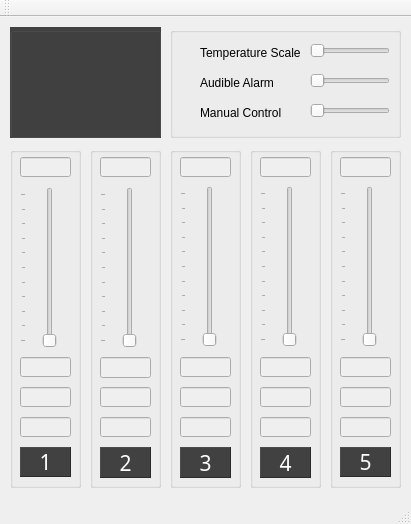
The window that gui_mainwindow.ui (Shub77/phoebetria-code) describes before a commit, drawn with Qt 5.
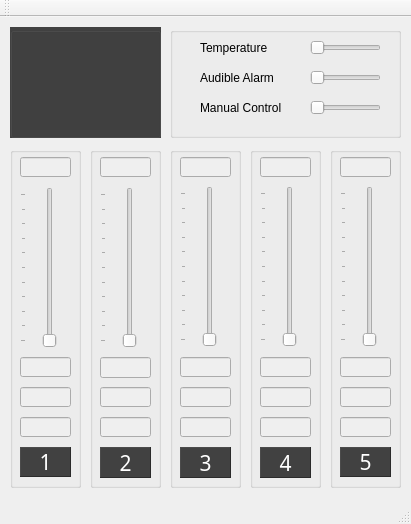
The same window after the commit. Icons and pictures are not drawn.

The edit to the form file:
```diff
--- a/gui_mainwindow.ui
+++ b/gui_mainwindow.ui
@@ -843,7 +843,7 @@
        <x>30</x>
        <y>10</y>
        <width>111</width>
-       <height>31</height>
+       <height>21</height>
       </rect>
      </property>
      <property name="minimumSize">
@@ -858,7 +858,7 @@
       </font>
      </property>
      <property name="text">
-      <string>Temperature Scale</string>
+      <string>Temperature</string>
      </property>
     </widget>
     <widget class="QLabel" name="label_2">
@@ -867,7 +867,7 @@
        <x>30</x>
        <y>40</y>
        <width>111</width>
-       <height>31</height>
+       <height>21</height>
       </rect>
      </property>
      <property name="minimumSize">
@@ -886,7 +886,7 @@
        <x>30</x>
        <y>70</y>
        <width>111</width>
-       <height>31</height>
+       <height>21</height>
       </rect>
      </property>
      <property name="text">
@@ -898,16 +898,16 @@
       <rect>
        <x>140</x>
        <y>40</y>
-       <width>80</width>
-       <height>27</height>
+       <width>71</width>
+       <height>21</height>
       </rect>
      </property>
      <property name="styleSheet">
       <string notr="true">QSlider {
- min-width:80px;
- min-height:27px;
- max-width:80px;
- max-height:27px;
+ min-width:71px;
+ min-height:21px;
+ max-width:71px;
+ max-height:21px;
  }
  QSlider::groove:horizontal {
  background-image: url(:/Images/slider_bg.png);
@@ -939,9 +939,9 @@
  }
  
 QSlider::handle:horizontal {
- background-image: url(:/Images/slider_handle.png);
- width:39px;
- height:27px;
+ background-image: url(:/Images/slider_toggle.png);
+ width:35px;
+ height:17px;
  margin:0px;
  border:0px;
  padding:0px;
@@ -960,7 +960,7 @@
 QSlider::add-page:horizontal:disabled {
  background-image: url(:/Images/slider_off_disabled.png);
  background-repeat: no-repeat;
- background-position:right;
+ background-position:left;
  background-origin:content;
  margin:0px;
  border:0px;
@@ -968,9 +968,9 @@
  }
  
 QSlider::handle:horizontal:disabled {
- background-image: url(:/Images/slider_handle.png);
- width:39px;
- height:27px;
+ background-image: url(:/Images/slider_toggle.png);
+ width:35px;
+ height:17px;
  margin:0px;
  border:0px;
  padding:0px;
@@ -989,16 +989,16 @@
       <rect>
        <x>140</x>
        <y>70</y>
-       <width>80</width>
-       <height>27</height>
+       <width>71</width>
+       <height>21</height>
       </rect>
      </property>
      <property name="styleSheet">
       <string notr="true">QSlider {
- min-width:80px;
- min-height:27px;
- max-width:80px;
- max-height:27px;
+ min-width:71px;
+ min-height:21px;
+ max-width:71px;
+ max-height:21px;
  }
  QSlider::groove:horizontal {
  background-image: url(:/Images/slider_bg.png);
@@ -1030,9 +1030,9 @@
  }
  
 QSlider::handle:horizontal {
- background-image: url(:/Images/slider_handle.png);
- width:39px;
- height:27px;
+ background-image: url(:/Images/slider_toggle.png);
+ width:35px;
+ height:17px;
  margin:0px;
  border:0px;
  padding:0px;
@@ -1051,7 +1051,7 @@
 QSlider::add-page:horizontal:disabled {
  background-image: url(:/Images/slider_off_disabled.png);
  background-repeat: no-repeat;
- background-position:right;
+ background-position:left;
  background-origin:content;
  margin:0px;
  border:0px;
@@ -1059,9 +1059,9 @@
  }
  
 QSlider::handle:horizontal:disabled {
- background-image: url(:/Images/slider_handle.png);
- width:39px;
- height:27px;
+ background-image: url(:/Images/slider_toggle.png);
+ width:35px;
+ height:17px;
  margin:0px;
  border:0px;
  padding:0px;
@@ -1080,16 +1080,16 @@
       <rect>
        <x>140</x>
        <y>10</y>
-       <width>80</width>
-       <height>27</height>
+       <width>71</width>
+       <height>21</height>
       </rect>
      </property>
      <property name="styleSheet">
       <string notr="true">QSlider {
- min-width:80px;
- min-height:27px;
- max-width:80px;
- max-height:27px;
+ min-width:71px;
+ min-height:21px;
+ max-width:71px;
+ max-height:21px;
  }
  QSlider::groove:horizontal {
  background-image: url(:/Images/slider_bg.png);
@@ -1121,9 +1121,9 @@
  }
  
 QSlider::handle:horizontal {
- background-image: url(:/Images/slider_handle.png);
- width:39px;
- height:27px;
+ background-image: url(:/Images/slider_toggle.png);
+ width:35px;
+ height:17px;
  margin:0px;
  border:0px;
  padding:0px;
@@ -1142,7 +1142,7 @@
 QSlider::add-page:horizontal:disabled {
  background-image: url(:/Images/slider_off_disabled.png);
  background-repeat: no-repeat;
- background-position:right;
+ background-position:left;
  background-origin:content;
  margin:0px;
  border:0px;
@@ -1150,9 +1150,9 @@
  }
  
 QSlider::handle:horizontal:disabled {
- background-image: url(:/Images/slider_handle.png);
- width:39px;
- height:27px;
+ background-image: url(:/Images/slider_toggle.png);
+ width:35px;
+ height:17px;
  margin:0px;
  border:0px;
  padding:0px;
```
Left out of the diff: 32 changed lines with no effect on the pictures.
